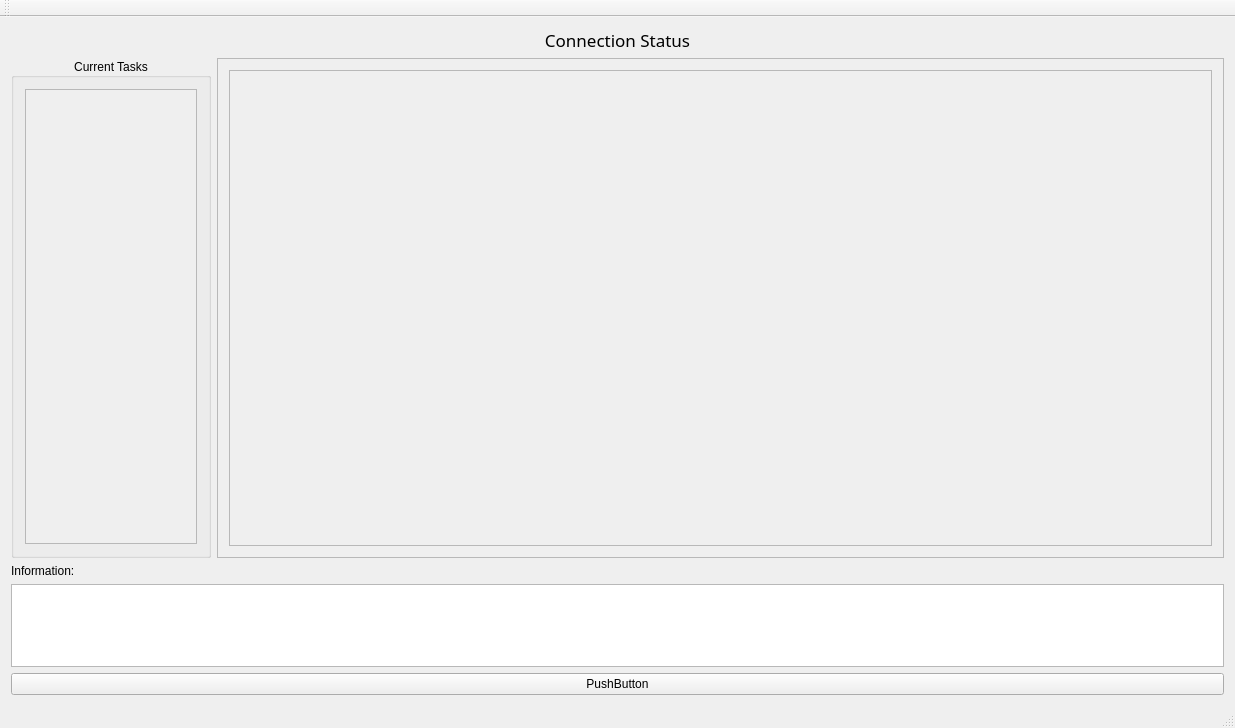
Old version of the form mainwindow.ui in the repository ocra-recipes/ocra-gui.
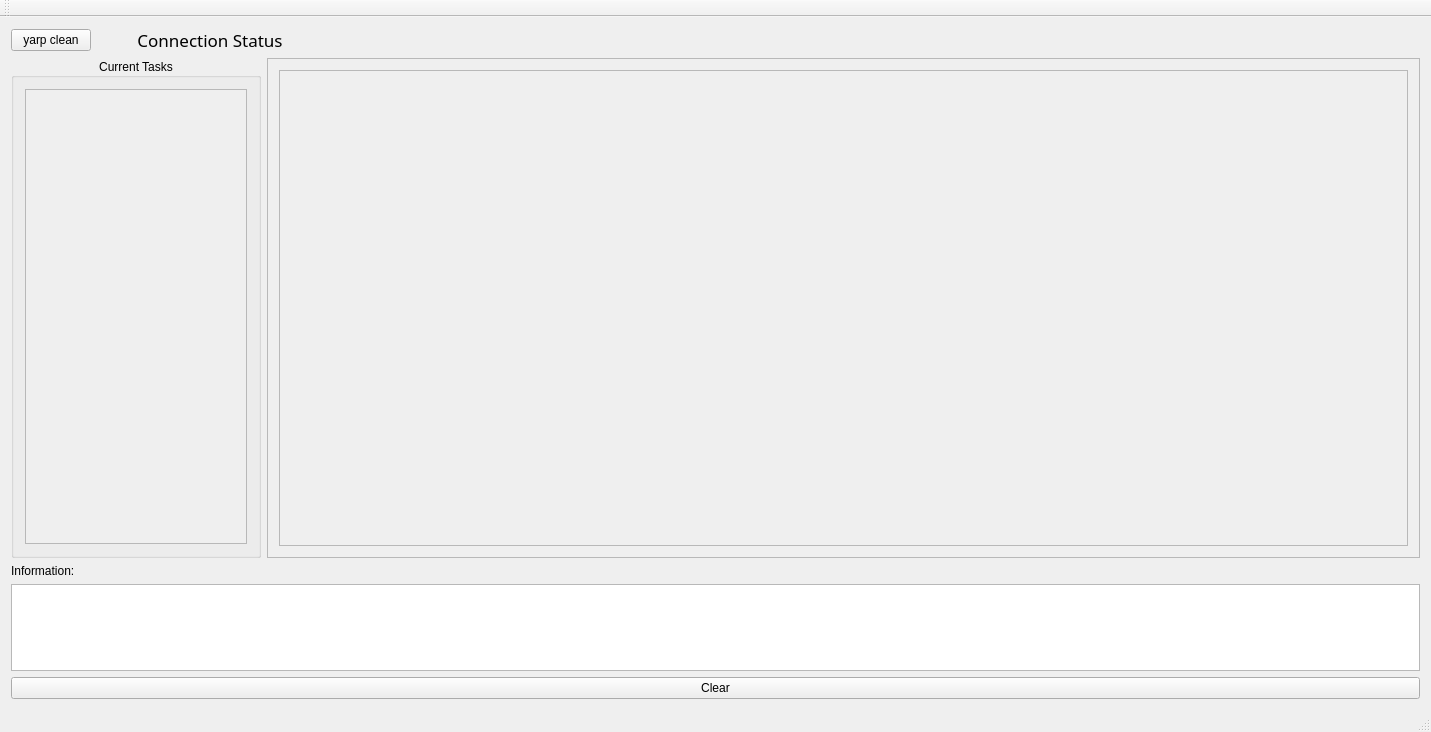
New version of the form.

Commit message: Fix sizing , clear button, add yarp clean

Diff of the .ui file:
```diff
--- a/mainwindow.ui
+++ b/mainwindow.ui
@@ -6,8 +6,8 @@
    <rect>
     <x>0</x>
     <y>0</y>
-    <width>1235</width>
-    <height>728</height>
+    <width>1431</width>
+    <height>732</height>
    </rect>
   </property>
   <property name="windowTitle">
@@ -16,6 +16,31 @@
   <widget class="QWidget" name="centralWidget">
    <layout class="QVBoxLayout" name="verticalLayout">
     <item>
+     <layout class="QHBoxLayout" name="horizontalLayout">
+      <item>
+       <widget class="QPushButton" name="yarpCleanButton">
+        <property name="text">
+         <string>yarp clean</string>
+        </property>
+       </widget>
+      </item>
+      <item>
+       <spacer name="horizontalSpacer_2">
+        <property name="orientation">
+         <enum>Qt::Horizontal</enum>
+        </property>
+        <property name="sizeType">
+         <enum>QSizePolicy::Preferred</enum>
+        </property>
+        <property name="sizeHint" stdset="0">
+         <size>
+          <width>40</width>
+          <height>20</height>
+         </size>
+        </property>
+       </spacer>
+      </item>
+      <item>
      <widget class="QLabel" name="connectionStatusLabel">
       <property name="sizePolicy">
        <sizepolicy hsizetype="Preferred" vsizetype="Maximum">
@@ -38,6 +63,21 @@
      </widget>
     </item>
     <item>
+       <spacer name="horizontalSpacer">
+        <property name="orientation">
+         <enum>Qt::Horizontal</enum>
+        </property>
+        <property name="sizeHint" stdset="0">
+         <size>
+          <width>40</width>
+          <height>20</height>
+         </size>
+        </property>
+       </spacer>
+      </item>
+     </layout>
+    </item>
+    <item>
      <layout class="QHBoxLayout" name="mainLayout">
       <item>
        <widget class="QGroupBox" name="groupBox">
@@ -55,7 +95,7 @@
         </property>
         <property name="maximumSize">
          <size>
-          <width>200</width>
+          <width>250</width>
           <height>16777215</height>
          </size>
         </property>
@@ -76,7 +116,7 @@
              <rect>
               <x>0</x>
               <y>0</y>
-              <width>174</width>
+              <width>224</width>
               <height>457</height>
              </rect>
             </property>
@@ -116,7 +156,7 @@
              <rect>
               <x>0</x>
               <y>0</y>
-              <width>987</width>
+              <width>1133</width>
               <height>478</height>
              </rect>
             </property>
@@ -164,7 +204,7 @@
     <item>
      <widget class="QPushButton" name="pushButton">
       <property name="text">
-       <string>PushButton</string>
+       <string>Clear</string>
       </property>
      </widget>
     </item>
```
Left out of the diff: 4 changed lines with no effect on the pictures. Lines whose indentation alone changed are shown as unchanged.
